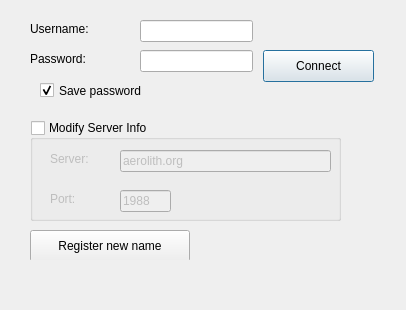
This is trunk/client/src/loginForm.ui in domino14/aerolithdesktop as Qt 5 draws it before an edit. The edited form follows.
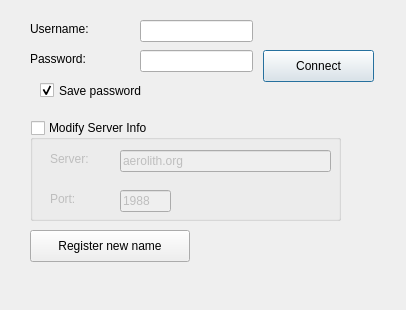
This is the edited form.

Patch:
```diff
--- a/trunk/client/src/loginForm.ui
+++ b/trunk/client/src/loginForm.ui
@@ -18,19 +18,19 @@
      <x>10</x>
      <y>10</y>
      <width>382</width>
-     <height>250</height>
+     <height>260</height>
     </rect>
    </property>
    <property name="minimumSize" >
     <size>
      <width>382</width>
-     <height>250</height>
+     <height>260</height>
     </size>
    </property>
    <property name="maximumSize" >
     <size>
      <width>382</width>
-     <height>250</height>
+     <height>260</height>
     </size>
    </property>
    <property name="currentIndex" >
```
Left out of the diff: 17 changed lines with no effect on the pictures.
